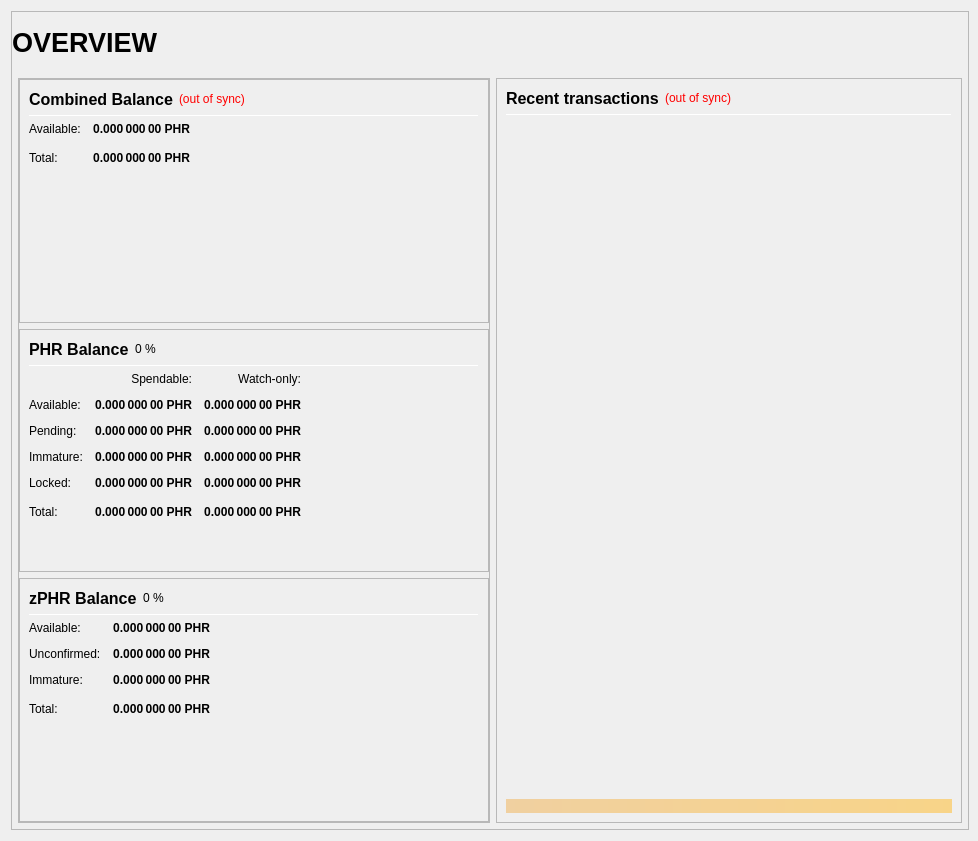
First picture: the form in src/qt/forms/overviewpage.ui, repository 22388o/CryptoDEX, before the edit.
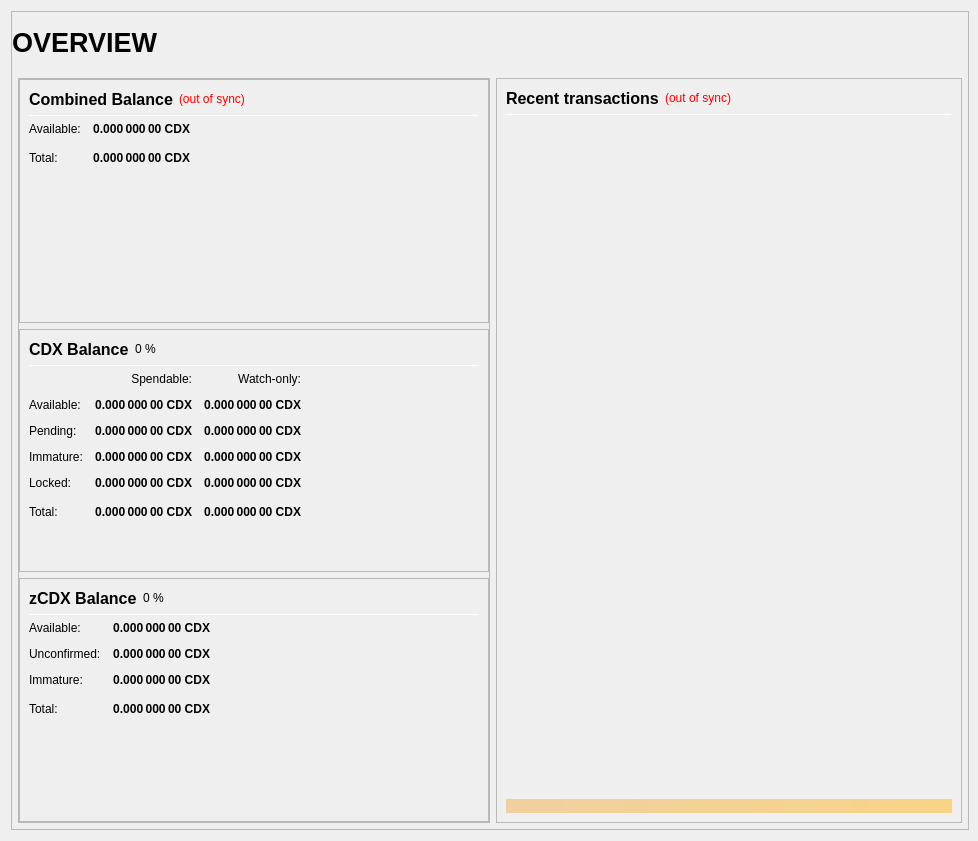
Second picture: the form after the edit.

```diff
--- a/src/qt/forms/overviewpage.ui
+++ b/src/qt/forms/overviewpage.ui
@@ -333,7 +333,7 @@
                           <string>Your current spendable balance</string>
                          </property>
                          <property name="text">
-                          <string notr="true">0.000 000 00 PHR</string>
+                          <string notr="true">0.000 000 00 CDX</string>
                          </property>
                          <property name="alignment">
                           <set>Qt::AlignRight|Qt::AlignTrailing|Qt::AlignVCenter</set>
@@ -365,7 +365,7 @@
                           <string>Total Balance, including all unavailable coins.</string>
                          </property>
                          <property name="text">
-                          <string notr="true">0.000 000 00 PHR</string>
+                          <string notr="true">0.000 000 00 CDX</string>
                          </property>
                          <property name="alignment">
                           <set>Qt::AlignRight|Qt::AlignTrailing|Qt::AlignVCenter</set>
@@ -433,7 +433,7 @@
                           </font>
                          </property>
                          <property name="text">
-                          <string>PHR Balance</string>
+                          <string>CDX Balance</string>
                          </property>
                         </widget>
                        </item>
@@ -525,7 +525,7 @@
                           <string>Your current spendable balance</string>
                          </property>
                          <property name="text">
-                          <string notr="true">0.000 000 00 PHR</string>
+                          <string notr="true">0.000 000 00 CDX</string>
                          </property>
                          <property name="alignment">
                           <set>Qt::AlignRight|Qt::AlignTrailing|Qt::AlignVCenter</set>
@@ -550,7 +550,7 @@
                           <string>Your current balance in watch-only addresses</string>
                          </property>
                          <property name="text">
-                          <string notr="true">0.000 000 00 PHR</string>
+                          <string notr="true">0.000 000 00 CDX</string>
                          </property>
                          <property name="alignment">
                           <set>Qt::AlignRight|Qt::AlignTrailing|Qt::AlignVCenter</set>
@@ -582,7 +582,7 @@
                           <string>Total of transactions that have yet to be confirmed, and do not yet count toward the spendable balance</string>
                          </property>
                          <property name="text">
-                          <string notr="true">0.000 000 00 PHR</string>
+                          <string notr="true">0.000 000 00 CDX</string>
                          </property>
                          <property name="alignment">
                           <set>Qt::AlignRight|Qt::AlignTrailing|Qt::AlignVCenter</set>
@@ -607,7 +607,7 @@
                           <string>Unconfirmed transactions to watch-only addresses</string>
                          </property>
                          <property name="text">
-                          <string notr="true">0.000 000 00 PHR</string>
+                          <string notr="true">0.000 000 00 CDX</string>
                          </property>
                          <property name="alignment">
                           <set>Qt::AlignRight|Qt::AlignTrailing|Qt::AlignVCenter</set>
@@ -639,7 +639,7 @@
                           <string>Staked or masternode rewards that has not yet matured</string>
                          </property>
                          <property name="text">
-                          <string notr="true">0.000 000 00 PHR</string>
+                          <string notr="true">0.000 000 00 CDX</string>
                          </property>
                          <property name="alignment">
                           <set>Qt::AlignRight|Qt::AlignTrailing|Qt::AlignVCenter</set>
@@ -664,7 +664,7 @@
                           <string>Staked or masternode rewards in watch-only addresses that has not yet matured</string>
                          </property>
                          <property name="text">
-                          <string notr="true">0.000 000 00 PHR</string>
+                          <string notr="true">0.000 000 00 CDX</string>
                          </property>
                          <property name="alignment">
                           <set>Qt::AlignRight|Qt::AlignTrailing|Qt::AlignVCenter</set>
@@ -699,7 +699,7 @@
                           <string>Locked PHR or Masternode collaterals. These are excluded from zPHR minting.</string>
                          </property>
                          <property name="text">
-                          <string notr="true">0.000 000 00 PHR</string>
+                          <string notr="true">0.000 000 00 CDX</string>
                          </property>
                          <property name="alignment">
                           <set>Qt::AlignRight|Qt::AlignTrailing|Qt::AlignVCenter</set>
@@ -724,7 +724,7 @@
                           <string>Current locked balance in watch-only addresses</string>
                          </property>
                          <property name="text">
-                          <string notr="true">0.000 000 00 PHR</string>
+                          <string notr="true">0.000 000 00 CDX</string>
                          </property>
                          <property name="alignment">
                           <set>Qt::AlignRight|Qt::AlignTrailing|Qt::AlignVCenter</set>
@@ -759,7 +759,7 @@
                           <string>Your current Phore balance, unconfirmed and immature transactions included</string>
                          </property>
                          <property name="text">
-                          <string notr="true">0.000 000 00 PHR</string>
+                          <string notr="true">0.000 000 00 CDX</string>
                          </property>
                          <property name="alignment">
                           <set>Qt::AlignRight|Qt::AlignTrailing|Qt::AlignVCenter</set>
@@ -784,7 +784,7 @@
                           <string>Current total balance in watch-only addresses</string>
                          </property>
                          <property name="text">
-                          <string notr="true">0.000 000 00 PHR</string>
+                          <string notr="true">0.000 000 00 CDX</string>
                          </property>
                          <property name="alignment">
                           <set>Qt::AlignRight|Qt::AlignTrailing|Qt::AlignVCenter</set>
@@ -852,7 +852,7 @@
                           </font>
                          </property>
                          <property name="text">
-                          <string>zPHR Balance</string>
+                          <string>zCDX Balance</string>
                          </property>
                         </widget>
                        </item>
@@ -926,7 +926,7 @@
 These zPHR are spendable.</string>
                          </property>
                          <property name="text">
-                          <string notr="true">0.000 000 00 PHR</string>
+                          <string notr="true">0.000 000 00 CDX</string>
                          </property>
                          <property name="alignment">
                           <set>Qt::AlignRight|Qt::AlignTrailing|Qt::AlignVCenter</set>
@@ -957,7 +957,7 @@
 Immature: confirmed, but less than 3 mints of the same denomination after it was minted</string>
                          </property>
                          <property name="text">
-                          <string notr="true">0.000 000 00 PHR</string>
+                          <string notr="true">0.000 000 00 CDX</string>
                          </property>
                          <property name="alignment">
                           <set>Qt::AlignRight|Qt::AlignTrailing|Qt::AlignVCenter</set>
@@ -988,7 +988,7 @@
 Immature: confirmed, but less than 3 mints of the same denomination after it was minted</string>
                          </property>
                          <property name="text">
-                          <string notr="true">0.000 000 00 PHR</string>
+                          <string notr="true">0.000 000 00 CDX</string>
                          </property>
                          <property name="alignment">
                           <set>Qt::AlignRight|Qt::AlignTrailing|Qt::AlignVCenter</set>
@@ -1020,7 +1020,7 @@
                           <string>Your current zPHR balance, unconfirmed and immature zPHR included.</string>
                          </property>
                          <property name="text">
-                          <string notr="true">0.000 000 00 PHR</string>
+                          <string notr="true">0.000 000 00 CDX</string>
                          </property>
                          <property name="alignment">
                           <set>Qt::AlignRight|Qt::AlignTrailing|Qt::AlignVCenter</set>
```
Left out of the diff: 24 changed lines with no effect on the pictures.
